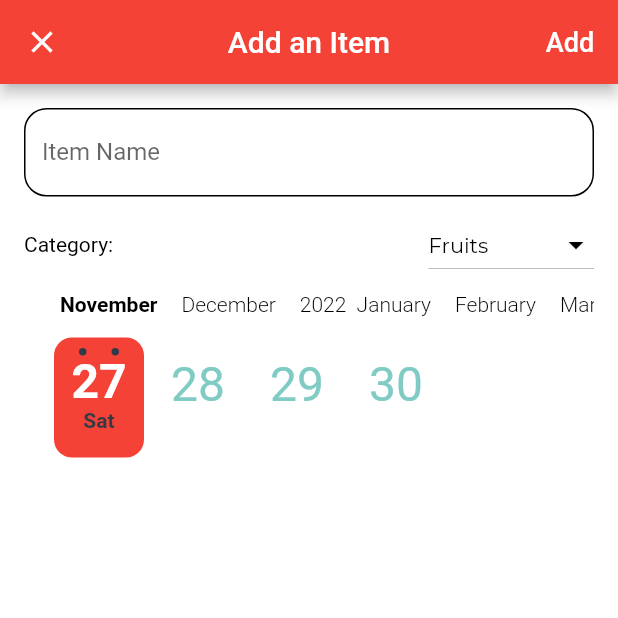
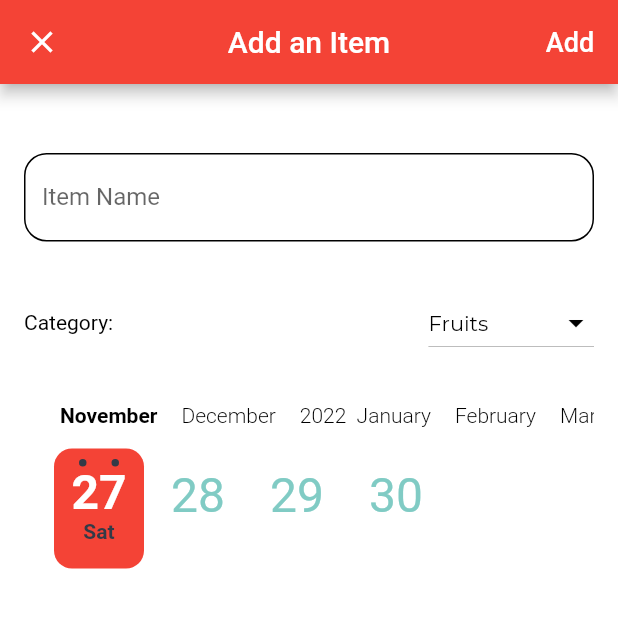
Before and after one commit to Ai-Albert/freshly, a Flutter app: the screen it shows once a user with an empty profile is signed in, after a tap on the "add" icon, on a phone screen of 412 x 824 dp, the top half of it. Run offline on Flutter 3.47's test engine with Material 2 defaults, Android fonts, the light colour scheme and no system bars; our stand-ins replace cloud_firestore, curved_navigation_bar, firebase_auth, firebase_core, google_fonts, modal_bottom_sheet; missing offline and left inert: flutter_animated_button; accounts and stored records are empty.

Commit message:
Fixed sorting

```diff
--- a/lib/models/food_item.dart
+++ b/lib/models/food_item.dart
@@ -7,9 +7,9 @@ class FoodItem {
   final String name;
   final DateTime expiryDate;
   final String category;
-  final bool favorite;
+  late bool favorite;
 
-  String get formattedDate => DateFormat('MM-dd-yyyy').format(expiryDate);
+  String get formattedDate => DateFormat('MMM dd, yyyy').format(expiryDate);
 
   factory FoodItem.fromMap(Map<String, dynamic> data, String id) {
     return FoodItem(
--- a/lib/screens/add_item.dart
+++ b/lib/screens/add_item.dart
@@ -115,12 +115,12 @@ class _AddTaskState extends State<AddItem> {
               mainAxisSize: MainAxisSize.min,
               crossAxisAlignment: CrossAxisAlignment.start,
               children: <Widget>[
+                const SizedBox(height: 30.0),
                 _buildName(),
-                const SizedBox(height: 8.0),
+                const SizedBox(height: 30.0),
                 _buildCategory(),
-                const SizedBox(height: 8.0),
+                const SizedBox(height: 30.0),
                 _buildExpiryDate(),
-                const SizedBox(height: 8.0),
               ],
             ),
           ),
--- a/lib/services/database.dart
+++ b/lib/services/database.dart
@@ -25,7 +25,7 @@ class FirestoreDatabase implements Database {
   Stream<List<FoodItem>> foodItemsStream() => _service.collectionStream(
     path: APIPath.foodItems(uid),
     builder: (data, documentId) => FoodItem.fromMap(data, documentId),
-    sort: (a, b) => b.expiryDate.compareTo(a.expiryDate),
+    sort: (a, b) => a.expiryDate.compareTo(b.expiryDate),
   );
 
   // Getting list of favorite food items
@@ -35,7 +35,7 @@ class FirestoreDatabase implements Database {
     builder: (data, documentId) => FoodItem.fromMap(data, documentId),
     filterSource: "favorite",
     filterMatch: true,
-    sort: (a, b) => b.expiryDate.compareTo(a.expiryDate),
+    sort: (a, b) => a.expiryDate.compareTo(b.expiryDate),
   );
 
   // Setting date before task to make sure the date itself has a document
--- a/pubspec.yaml
+++ b/pubspec.yaml
@@ -40,7 +40,6 @@ dependencies:
   curved_navigation_bar: ^1.0.1
   animated_icon_button: ^1.0.2
   flutter_animated_button: ^2.0.0
-  fluent_appbar: ^2.0.0
   intl: ^0.17.0
   modal_bottom_sheet: ^2.0.0
   calendar_timeline: ^1.0.4
```
Also changed, not shown: lib/screens/helpers/food_item_list_tile.dart (+50 -14 lines), lib/screens/home.dart (+1 -14 lines).
